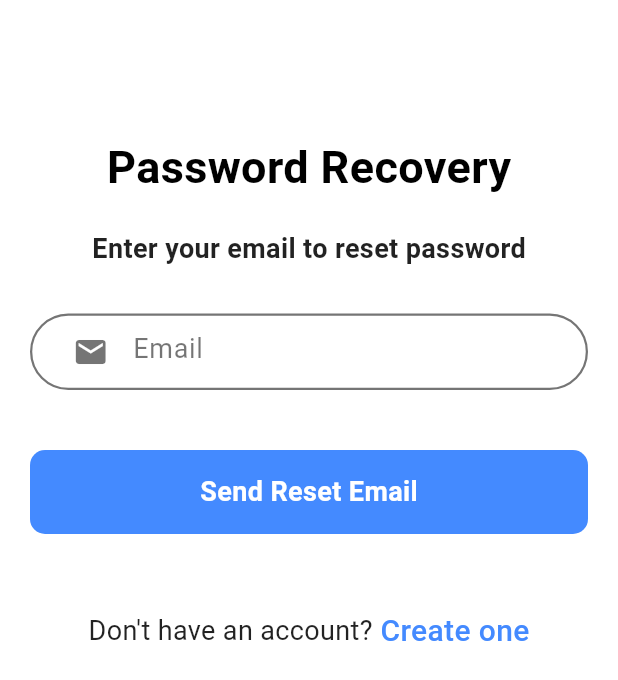
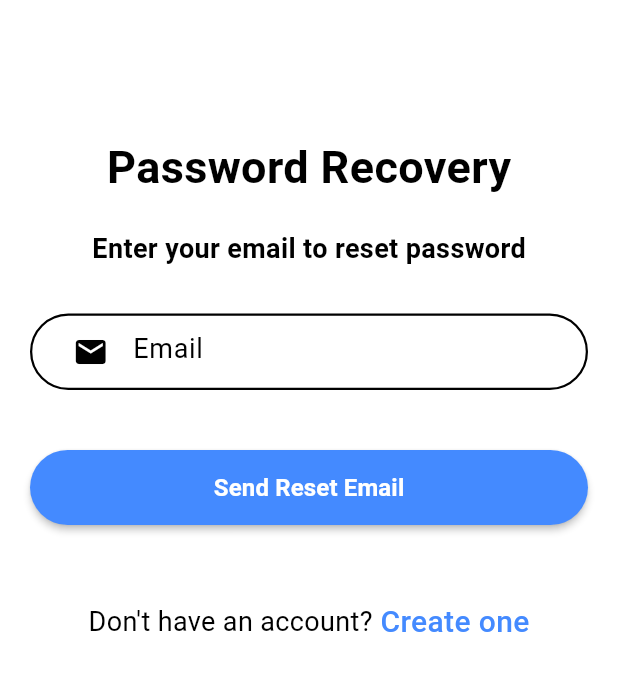
Before and after one commit to AryanBhimani/Nexus-App, a Flutter app: the ForgotPassword screen opened directly, on a phone screen of 412 x 824 dp. Shown: the top 680 px of the screen. Run offline on Flutter 3.47's test engine with Material 3 defaults, Android fonts, the phone set to English and light mode, and no system bars; our stand-ins replace cloud_firestore, firebase_auth, firebase_core, shared_preferences; accounts and stored records are empty.

Commit message:
first commit

```diff
--- a/lib/Components/Button.dart
+++ b/lib/Components/Button.dart
@@ -1,4 +1,5 @@
 import 'package:flutter/material.dart';
+import 'package:nexusapp/Components/Colors.dart';
 
 class Button extends StatelessWidget {
   final String label;
@@ -11,7 +12,7 @@ class Button extends StatelessWidget {
     super.key,
     required this.label,
     required this.press,
-    this.color = Colors.blueAccent,
+    this.color = primaryColor,
     this.width = double.infinity,
     this.height = 50.0,
   });
@@ -37,7 +38,7 @@ class Button extends StatelessWidget {
             style: const TextStyle(
               fontSize: 16,
               fontWeight: FontWeight.bold,
-              color: Colors.white,
+              color: backgroundColor,
             ),
           ),
         ),
--- a/lib/Components/Colors.dart
+++ b/lib/Components/Colors.dart
@@ -3,4 +3,7 @@ import 'package:flutter/material.dart';
 //Our default project colors
 
 const primaryColor = Colors.blueAccent;
-const backgroundColor = Color.fromARGB(255, 243, 243, 243);
+const backgroundColor = Colors.white;
+const grey = Colors.grey;
+const black = Colors.black;
+const red = Colors.red;
--- a/lib/Screens/Forget password/Forget_password.dart
+++ b/lib/Screens/Forget password/Forget_password.dart
@@ -1,6 +1,8 @@
+import 'package:flutter/material.dart';
 import 'package:firebase_auth/firebase_auth.dart';
-import 'package:flutter/material.dart';
-import 'package:nexusapp/Screens/Login%20and%20Sign%20in/Login_screen.dart';
+import 'package:nexusapp/Components/Button.dart';
+import 'package:nexusapp/Components/Colors.dart';
+import 'package:nexusapp/Screens/Login/Login_screen.dart';
 
 class ForgotPassword extends StatefulWidget {
   const ForgotPassword({super.key});
@@ -40,7 +42,7 @@ class _ForgotPasswordState extends State<ForgotPassword> {
   @override
   Widget build(BuildContext context) {
     return Scaffold(
-      backgroundColor: Colors.white,  // Set background color to white
+      backgroundColor: backgroundColor,  // Set background color to white
       body: Padding(
         padding: const EdgeInsets.all(20.0),
         child: SingleChildScrollView(
@@ -52,7 +54,7 @@ class _ForgotPasswordState extends State<ForgotPassword> {
                 child: const Text(
                   "Password Recovery",
                   style: TextStyle(
-                    color: Colors.black,  // Change text color to black for contrast
+                    color: black,  // Change text color to black for contrast
                     fontSize: 30.0,
                     fontWeight: FontWeight.bold,
                   ),
@@ -62,7 +64,7 @@ class _ForgotPasswordState extends State<ForgotPassword> {
               const Text(
                 "Enter your email to reset password",
                 style: TextStyle(
-                  color: Colors.black87,  // Change text color to black87 for better readability
+                  color: black,  // Change text color to black87 for better readability
                   fontSize: 18.0,
                   fontWeight: FontWeight.bold,
                 ),
@@ -75,12 +77,12 @@ class _ForgotPasswordState extends State<ForgotPassword> {
                     Container(
                       padding: const EdgeInsets.symmetric(horizontal: 15.0),
                       decoration: BoxDecoration(
-                        border: Border.all(color: Colors.black54, width: 1.5),
+                        border: Border.all(color: black, width: 1.5),
                         borderRadius: BorderRadius.circular(30),
                       ),
                       child: TextFormField(
                         controller: mailcontroller,
-                        style: const TextStyle(color: Colors.black),
+                        style: const TextStyle(color: black),
                         keyboardType: TextInputType.emailAddress,
                         validator: (value) {
                           if (value == null || value.isEmpty) {
@@ -90,18 +92,19 @@ class _ForgotPasswordState extends State<ForgotPassword> {
                         },
                         decoration: const InputDecoration(
                           hintText: "Email",
-                          hintStyle: TextStyle(fontSize: 18.0, color: Colors.black54),
+                          hintStyle: TextStyle(fontSize: 18.0, color: black),
                           prefixIcon: Icon(
                             Icons.email,
-                            color: Colors.black54,
+                            color: black,
                           ),
                           border: InputBorder.none,
                         ),
                       ),
                     ),
-                    const SizedBox(height: 40.0),
-                    GestureDetector(
-                      onTap: () {
+                    const SizedBox(height: 30.0),
+                    Button(
+                      label: "Send Reset Email",
+                      press: () {
                         if (_formkey.currentState!.validate()) {
                           setState(() {
                             email = mailcontroller.text;
@@ -109,26 +112,8 @@ class _ForgotPasswordState extends State<ForgotPassword> {
                           resetPassword();
                         }
                       },
-                      child: Container(
-                        width: double.infinity,
-                        padding: const EdgeInsets.all(15),
-                        decoration: BoxDecoration(
-                          color: Colors.blueAccent,  // Keep the button color for the "Send Email"
-                          borderRadius: BorderRadius.circular(10),
-                        ),
-                        child: const Center(
-                          child: Text(
-                            "Send Reset Email",
-                            style: TextStyle(
-                              color: Colors.white,
-                              fontSize: 18.0,
-                              fontWeight: FontWeight.bold,
-                            ),
-                          ),
-                        ),
-                      ),
                     ),
-                    const SizedBox(height: 50.0),
+                    const SizedBox(height: 40.0),
                     Row(
                       mainAxisAlignment: MainAxisAlignment.center,
                       children: [
@@ -136,7 +121,7 @@ class _ForgotPasswordState extends State<ForgotPassword> {
                           "Don't have an account?",
                           style: TextStyle(
                             fontSize: 18.0,
-                            color: Colors.black87,  // Update color for readability
+                            color: black,  // Update color for readability
                           ),
                         ),
                         const SizedBox(width: 5.0),
@@ -152,7 +137,7 @@ class _ForgotPasswordState extends State<ForgotPassword> {
                           child: const Text(
                             "Create one",
                             style: TextStyle(
-                              color: Colors.blueAccent,
+                              color: primaryColor,
                               fontSize: 20.0,
                               fontWeight: FontWeight.w500,
                             ),
--- a/lib/Screens/Home/Home_screen.dart
+++ b/lib/Screens/Home/Home_screen.dart
@@ -1,4 +1,5 @@
 import 'package:flutter/material.dart';
+import 'package:nexusapp/Components/Colors.dart';
 
 class HomePage extends StatelessWidget {
   const HomePage({super.key});
@@ -195,7 +196,7 @@ class ChatListItem extends StatelessWidget {
       trailing: Text(
         time,
         style: const TextStyle(
-          color: Colors.grey,
+          color: grey,
           fontSize: 12,
         ),
       ),
```
Also changed, not shown: lib/Screens/Login/Auth.dart (+31 -20 lines), lib/Screens/Login/Login_screen.dart (+24 -11 lines), lib/Screens/Sign Up/SignUp_screen.dart (+7 -6 lines), lib/Screens/Splash/Splash_screen.dart (+28 -41 lines).
